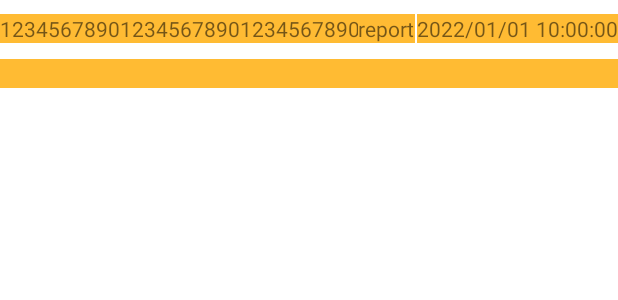
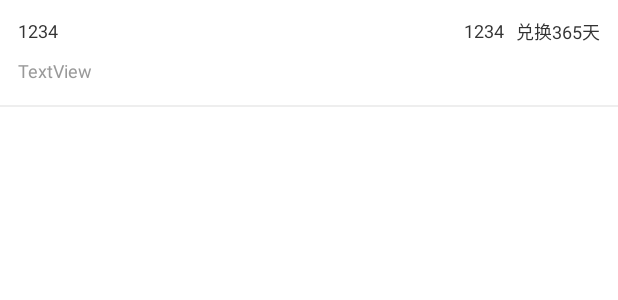
Before and after one commit to rise-worlds/message-reader, an Android app: the layout recyclerview_item.xml on its own in the app's theme, with its tools: preview values and no code run, on a phone screen of 412 x 824 dp. Shown: the top 300 px of the screen. Run offline under Robolectric (Android 15) with nearby library versions, the phone set to English and light mode, and no system bars.

Commit message:
新的短信显示界面

```diff
--- a/app/src/main/java/com/example/messagereader/MainActivity.kt
+++ b/app/src/main/java/com/example/messagereader/MainActivity.kt
@@ -46,7 +46,7 @@ class MainActivity : AppCompatActivity(), EasyPermissions.PermissionCallbacks {
             // 先判断有没有权限
             if (!Environment.isExternalStorageManager()) {
                 val intent = Intent(Settings.ACTION_MANAGE_APP_ALL_FILES_ACCESS_PERMISSION)
-                intent.setData(Uri.parse("package:" + App.getContext().packageName))
+                intent.data = Uri.parse("package:" + App.getContext().packageName)
                 startActivityForResult(intent, RC_ALL_SD_FILES_ACCESS)
             }
         }
--- /dev/null
+++ b/app/src/main/res/drawable/border_sms_record_item.xml
@@ -0,0 +1,11 @@
+<?xml version="1.0" encoding="utf-8"?>
+<layer-list xmlns:android="http://schemas.android.com/apk/res/android">
+    <item
+        android:height="1dp"
+        android:gravity="bottom">
+        <shape>
+            <solid
+                android:color="#EEEEEE"/>
+        </shape>
+    </item>
+</layer-list>
--- a/app/src/main/res/layout/recyclerview_item.xml
+++ b/app/src/main/res/layout/recyclerview_item.xml
@@ -1,21 +1,40 @@
 <?xml version="1.0" encoding="utf-8"?>
-<androidx.constraintlayout.widget.ConstraintLayout xmlns:android="http://schemas.android.com/apk/res/android"
-    xmlns:app="http://schemas.android.com/apk/res-auto"
-    xmlns:tools="http://schemas.android.com/tools"
-    android:id="@+id/linearLayout"
+<LinearLayout xmlns:android="http://schemas.android.com/apk/res/android"
+xmlns:app="http://schemas.android.com/apk/res-auto"
+xmlns:tools="http://schemas.android.com/tools"
+android:layout_width="match_parent"
+android:orientation="vertical"
+android:layout_height="wrap_content">
+
+<androidx.constraintlayout.widget.ConstraintLayout
+    android:id="@+id/ll_item_cdkey"
     android:layout_width="match_parent"
-    android:layout_height="match_parent"
-    android:maxHeight="80dp"
-    android:minHeight="41dp">
+    android:layout_height="wrap_content"
+    android:background="@drawable/border_sms_record_item"
+    android:orientation="vertical"
+    android:paddingStart="12dp"
+    android:paddingTop="12dp"
+    android:paddingEnd="12dp"
+    android:paddingBottom="16dp">
+
+    <TextView
+        android:id="@+id/text_time"
+        android:layout_width="wrap_content"
+        android:layout_height="wrap_content"
+        android:text="兑换365天"
+        android:textAlignment="textEnd"
+        android:textColor="#333333"
+        android:textSize="12sp"
+        app:layout_constraintEnd_toEndOf="parent"
+        app:layout_constraintTop_toTopOf="parent" />
 
     <TextView
         android:id="@+id/text_phone"
         android:layout_width="wrap_content"
         android:layout_height="wrap_content"
-        android:layout_marginBottom="1dp"
-        android:background="@android:color/holo_orange_light"
-        android:text="123456789012345678901234567890"
-        app:layout_constraintBottom_toTopOf="@+id/text_body"
+        android:text="1234"
+        android:textColor="#333333"
+        android:textSize="12sp"
         app:layout_constraintStart_toStartOf="parent"
         app:layout_constraintTop_toTopOf="parent" />
 
@@ -23,34 +42,25 @@
         android:id="@+id/text_report"
         android:layout_width="wrap_content"
         android:layout_height="wrap_content"
-        android:layout_marginEnd="1dp"
-        android:layout_marginBottom="1dp"
-        android:background="@android:color/holo_orange_light"
-        android:text="report"
-        app:layout_constraintBottom_toTopOf="@+id/text_body"
-        app:layout_constraintEnd_toStartOf="@id/text_time"
-        app:layout_constraintTop_toTopOf="parent" />
-
-    <TextView
-        android:id="@+id/text_time"
-        android:layout_width="wrap_content"
-        android:layout_height="wrap_content"
-        android:layout_marginBottom="1dp"
-        android:background="@android:color/holo_orange_light"
-        android:text="2022/01/01 10:00:00"
-        app:layout_constraintBottom_toTopOf="@+id/text_body"
-        app:layout_constraintEnd_toEndOf="parent"
+        android:layout_marginEnd="8dp"
+        android:text="1234"
+        android:textColor="#333333"
+        android:textSize="12sp"
+        app:layout_constraintEnd_toStartOf="@+id/text_time"
         app:layout_constraintTop_toTopOf="parent" />
 
     <TextView
         android:id="@+id/text_body"
-        android:layout_width="0dp"
+        android:layout_width="wrap_content"
         android:layout_height="wrap_content"
-        android:layout_marginTop="20dp"
-        android:layout_marginBottom="2dp"
-        android:background="@android:color/holo_orange_light"
+        android:layout_marginTop="10dp"
+        android:text="TextView"
+        android:textColor="#999999"
+        android:textSize="12sp"
         app:layout_constraintBottom_toBottomOf="parent"
-        app:layout_constraintEnd_toEndOf="parent"
         app:layout_constraintStart_toStartOf="parent"
-        app:layout_constraintTop_toTopOf="parent" />
+        app:layout_constraintTop_toBottomOf="@id/text_phone" />
+
 </androidx.constraintlayout.widget.ConstraintLayout>
+
+</LinearLayout>
```
